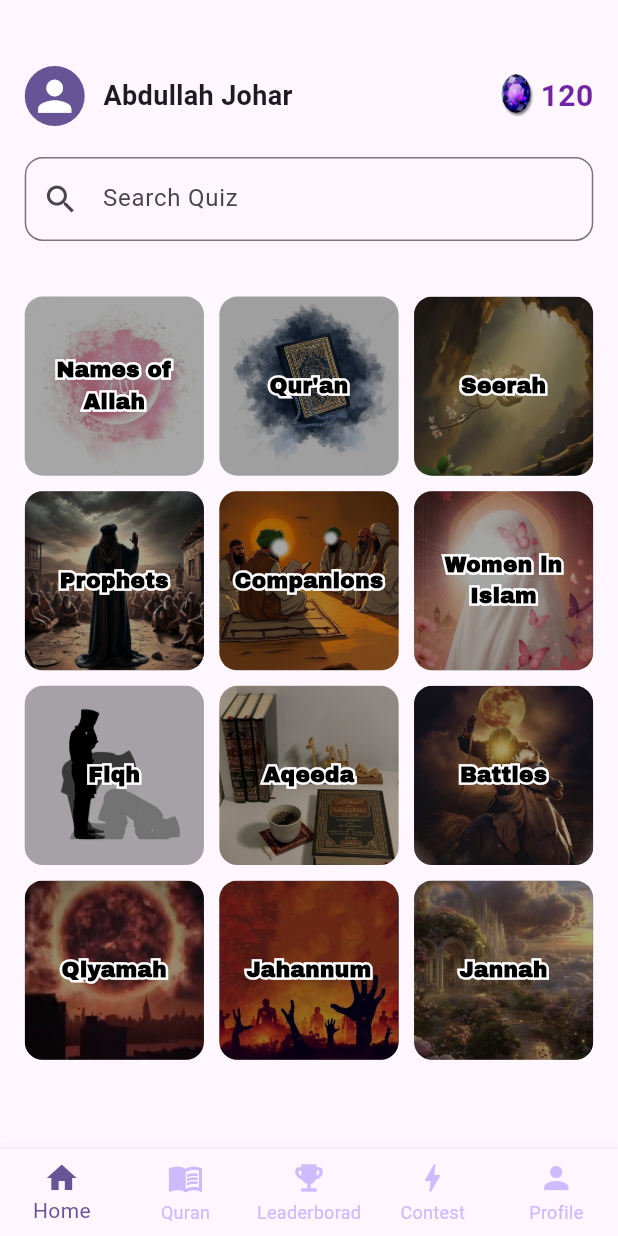
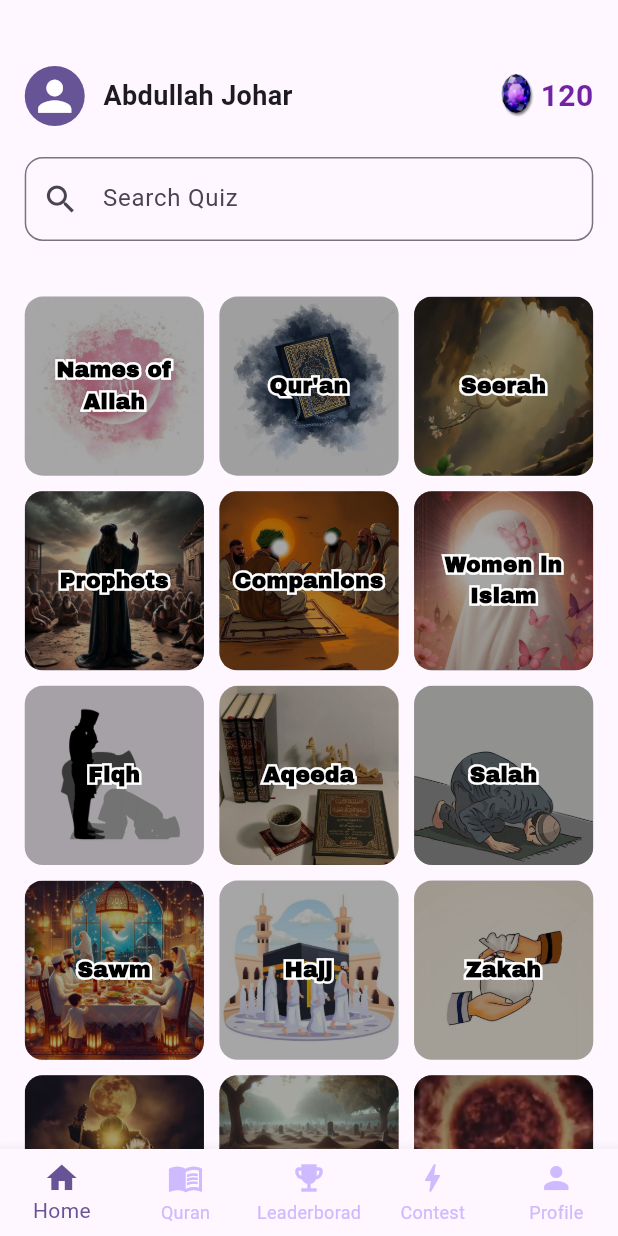
Before and after one commit to abdullahjohar23/islamic-quiz-app, a Flutter app: the screen it shows after launch, on a phone screen of 412 x 824 dp. Run offline on Flutter 3.47's test engine with Material 3 defaults, Android fonts, the phone set to English and light mode, and no system bars; project files that could hold a hidden picture were left out.

Commit message:
new quiz category added

```diff
--- a/lib/pages/quiz_category_list.dart
+++ b/lib/pages/quiz_category_list.dart
@@ -15,7 +15,12 @@ final List<List<String>> categoryData = [
     ["Women in Islam", "womenbg.jpg"],
     ["Fiqh", "fiqhbg.png"],
     ["Aqeeda", "aqeedahbg.jpg"],
+    ["Salah", "salahbg.jpg"],
+    ["Sawm", "sawmbg.jpg"],
+    ["Hajj", "hajjbg.jpg"],
+    ["Zakah", "zakahbg.jpg"],
     ["Battles", "battlebg.jpg"],
+    ["Barzakh", "barzakhbg.jpg"],
     ["Qiyamah", "qiyamahbg.jpg"],
     ["Jahannum", "jahannumbg.jpg"],
     ["Jannah", "jannahbg.jpg"],
```
